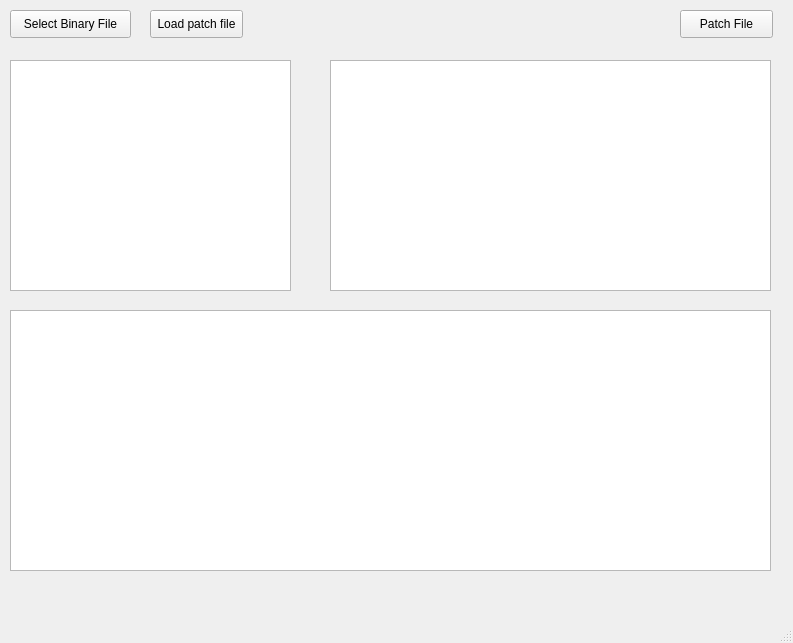
Above: src/ui/patcher.ui from shadowdog9500/py-patcher-ui before the change. Below: the same form after it.
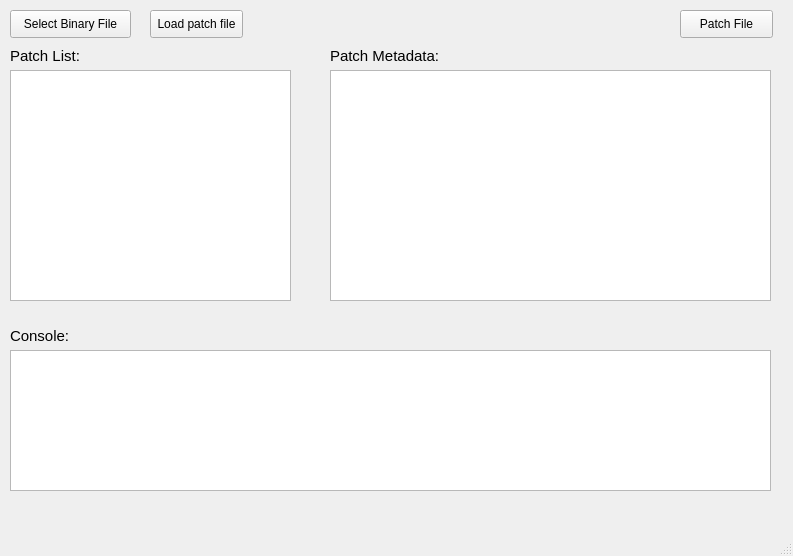
That is the form after the change.

What changed in the file:
```diff
--- a/src/ui/patcher.ui
+++ b/src/ui/patcher.ui
@@ -7,7 +7,7 @@
     <x>0</x>
     <y>0</y>
     <width>793</width>
-    <height>643</height>
+    <height>556</height>
    </rect>
   </property>
   <property name="windowTitle">
@@ -44,9 +44,9 @@
     <property name="geometry">
      <rect>
       <x>10</x>
-      <y>310</y>
+      <y>350</y>
       <width>761</width>
-      <height>261</height>
+      <height>141</height>
      </rect>
     </property>
     <property name="readOnly">
@@ -57,7 +57,7 @@
     <property name="geometry">
      <rect>
       <x>330</x>
-      <y>60</y>
+      <y>70</y>
       <width>441</width>
       <height>231</height>
      </rect>
@@ -70,7 +70,7 @@
     <property name="geometry">
      <rect>
       <x>10</x>
-      <y>60</y>
+      <y>70</y>
       <width>281</width>
       <height>231</height>
      </rect>
@@ -89,6 +89,60 @@
      <string>Patch File</string>
     </property>
    </widget>
+   <widget class="QLabel" name="label">
+    <property name="geometry">
+     <rect>
+      <x>10</x>
+      <y>40</y>
+      <width>131</width>
+      <height>31</height>
+     </rect>
+    </property>
+    <property name="font">
+     <font>
+      <pointsize>11</pointsize>
+     </font>
+    </property>
+    <property name="text">
+     <string>Patch List:</string>
+    </property>
+   </widget>
+   <widget class="QLabel" name="label_2">
+    <property name="geometry">
+     <rect>
+      <x>330</x>
+      <y>40</y>
+      <width>131</width>
+      <height>31</height>
+     </rect>
+    </property>
+    <property name="font">
+     <font>
+      <pointsize>11</pointsize>
+     </font>
+    </property>
+    <property name="text">
+     <string>Patch Metadata:</string>
+    </property>
+   </widget>
+   <widget class="QLabel" name="label_3">
+    <property name="geometry">
+     <rect>
+      <x>10</x>
+      <y>320</y>
+      <width>131</width>
+      <height>31</height>
+     </rect>
+    </property>
+    <property name="font">
+     <font>
+      <pointsize>11</pointsize>
+     </font>
+    </property>
+    <property name="text">
+     <string>Console:</string>
+    </property>
+   </widget>
   </widget>
   <widget class="QMenuBar" name="menubar">
    <property name="geometry">
```
